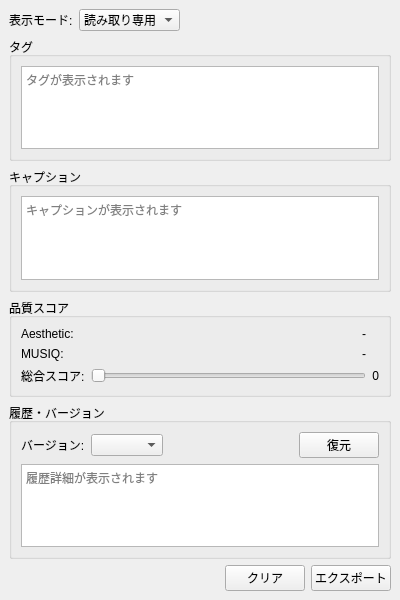
Before: the Qt Designer form src/lorairo/gui/designer/AnnotationDataDisplayWidget.ui in NEXTAltair/LoRAIro, drawn with Qt 5.
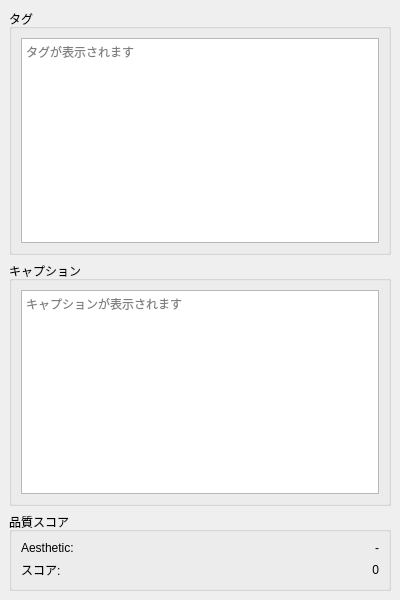
After: the same form once the commit is applied.

Commit message: docs: Update hybrid annotation UI design plan with Phase 1 completion status

The edit to the form file:
```diff
--- a/src/lorairo/gui/designer/AnnotationDataDisplayWidget.ui
+++ b/src/lorairo/gui/designer/AnnotationDataDisplayWidget.ui
@@ -29,47 +29,6 @@
    <property name="bottomMargin">
     <number>9</number>
    </property>
-   <item>
-    <layout class="QHBoxLayout" name="horizontalLayoutModeControl">
-     <item>
-      <widget class="QLabel" name="labelDisplayMode">
-       <property name="text">
-        <string>表示モード:</string>
-       </property>
-      </widget>
-     </item>
-     <item>
-      <widget class="QComboBox" name="comboBoxDisplayMode">
-       <property name="toolTip">
-        <string>表示モードを選択（読み取り専用/編集可能）</string>
-       </property>
-       <item>
-        <property name="text">
-         <string>読み取り専用</string>
-        </property>
-       </item>
-       <item>
-        <property name="text">
-         <string>編集可能</string>
-        </property>
-       </item>
-      </widget>
-     </item>
-     <item>
-      <spacer name="horizontalSpacerModeControl">
-       <property name="orientation">
-        <enum>Qt::Orientation::Horizontal</enum>
-       </property>
-       <property name="sizeHint" stdset="0">
-        <size>
-         <width>40</width>
-         <height>20</height>
-        </size>
-       </property>
-      </spacer>
-     </item>
-    </layout>
-   </item>
    <item>
     <widget class="QGroupBox" name="groupBoxTags">
      <property name="title">
@@ -133,166 +92,30 @@
          <string>-</string>
         </property>
         <property name="alignment">
-         <set>Qt::AlignmentFlag::AlignRight|Qt::AlignmentFlag::AlignVCenter</set>
+         <set>Qt::AlignmentFlag::AlignRight|Qt::AlignmentFlag::AlignTrailing|Qt::AlignmentFlag::AlignVCenter</set>
         </property>
        </widget>
       </item>
       <item row="1" column="0">
-       <widget class="QLabel" name="labelMUSIQScore">
-        <property name="text">
-         <string>MUSIQ:</string>
-        </property>
-       </widget>
-      </item>
-      <item row="1" column="1">
-       <widget class="QLabel" name="labelMUSIQValue">
-        <property name="text">
-         <string>-</string>
-        </property>
-        <property name="alignment">
-         <set>Qt::AlignmentFlag::AlignRight|Qt::AlignmentFlag::AlignVCenter</set>
-        </property>
-       </widget>
-      </item>
-      <item row="2" column="0">
        <widget class="QLabel" name="labelOverallScore">
         <property name="text">
-         <string>総合スコア:</string>
+         <string>スコア:</string>
         </property>
        </widget>
       </item>
-      <item row="2" column="1">
-       <widget class="QSlider" name="sliderOverallScore">
-        <property name="toolTip">
-         <string>総合スコア</string>
-        </property>
-        <property name="maximum">
-         <number>1000</number>
-        </property>
-        <property name="orientation">
-         <enum>Qt::Orientation::Horizontal</enum>
-        </property>
-        <property name="readOnly" stdset="0">
-         <bool>true</bool>
-        </property>
-       </widget>
-      </item>
-      <item row="2" column="2">
+      <item row="1" column="1">
        <widget class="QLabel" name="labelOverallValue">
         <property name="text">
          <string>0</string>
         </property>
         <property name="alignment">
-         <set>Qt::AlignmentFlag::AlignRight|Qt::AlignmentFlag::AlignVCenter</set>
+         <set>Qt::AlignmentFlag::AlignRight|Qt::AlignmentFlag::AlignTrailing|Qt::AlignmentFlag::AlignVCenter</set>
         </property>
        </widget>
       </item>
      </layout>
     </widget>
    </item>
-   <item>
-    <widget class="QGroupBox" name="groupBoxHistory">
-     <property name="title">
-      <string>履歴・バージョン</string>
-     </property>
-     <layout class="QVBoxLayout" name="verticalLayoutHistory">
-      <item>
-       <layout class="QHBoxLayout" name="horizontalLayoutHistoryControl">
-        <item>
-         <widget class="QLabel" name="labelHistoryVersion">
-          <property name="text">
-           <string>バージョン:</string>
-          </property>
-         </widget>
-        </item>
-        <item>
-         <widget class="QComboBox" name="comboBoxHistoryVersion">
-          <property name="toolTip">
-           <string>アノテーション履歴のバージョンを選択</string>
-          </property>
-         </widget>
-        </item>
-        <item>
-         <spacer name="horizontalSpacerHistory">
-          <property name="orientation">
-           <enum>Qt::Orientation::Horizontal</enum>
-          </property>
-          <property name="sizeHint" stdset="0">
-           <size>
-            <width>40</width>
-            <height>20</height>
-           </size>
-          </property>
-         </spacer>
-        </item>
-        <item>
-         <widget class="QPushButton" name="pushButtonRevertVersion">
-          <property name="text">
-           <string>復元</string>
-          </property>
-          <property name="toolTip">
-           <string>選択したバージョンに復元</string>
-          </property>
-         </widget>
-        </item>
-       </layout>
-      </item>
-      <item>
-       <widget class="QTextEdit" name="textEditHistoryDetails">
-        <property name="sizePolicy">
-         <sizepolicy hsizetype="Expanding" vsizetype="Expanding">
-          <horstretch>0</horstretch>
-          <verstretch>1</verstretch>
-         </sizepolicy>
-        </property>
-        <property name="readOnly">
-         <bool>true</bool>
-        </property>
-        <property name="placeholderText">
-         <string>履歴詳細が表示されます</string>
-        </property>
-       </widget>
-      </item>
-     </layout>
-    </widget>
-   </item>
-   <item>
-    <layout class="QHBoxLayout" name="horizontalLayoutDataActions">
-     <item>
-      <spacer name="horizontalSpacerDataActions">
-       <property name="orientation">
-        <enum>Qt::Orientation::Horizontal</enum>
-       </property>
-       <property name="sizeHint" stdset="0">
-        <size>
-         <width>40</width>
-         <height>20</height>
-        </size>
-       </property>
-      </spacer>
-     </item>
-     <item>
-      <widget class="QPushButton" name="pushButtonClearData">
-       <property name="text">
-        <string>クリア</string>
-       </property>
-       <property name="toolTip">
-        <string>表示データをクリア</string>
-       </property>
-      </widget>
-     </item>
-     <item>
-      <widget class="QPushButton" name="pushButtonExportData">
-       <property name="text">
-        <string>エクスポート</string>
-       </property>
-       <property name="toolTip">
-        <string>データをファイルにエクスポート</string>
-       </property>
-      </widget>
-     </item>
-    </layout>
-   </item>
   </layout>
  </widget>
  <resources/>
```
Left out of the diff: 4 changed lines with no effect on the pictures. The commit also changes 7 other files.
